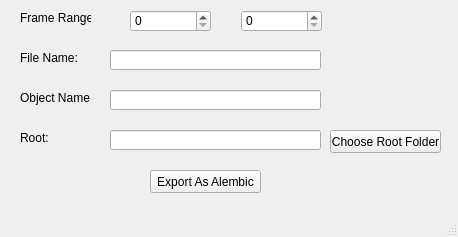
The window that pipeline/tools/ui/qt/export.ui (Zaatar/QtTutorial) describes before a commit, drawn with Qt 5.
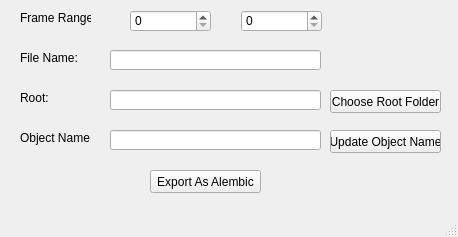
The same window after the commit.

Commit message: Adding the update object name button and functionality to the tool, refactoring path creation into its' own function

Patch:
```diff
--- a/pipeline/tools/ui/qt/export.ui
+++ b/pipeline/tools/ui/qt/export.ui
@@ -93,7 +93,7 @@
     <property name="geometry">
      <rect>
       <x>20</x>
-      <y>130</y>
+      <y>90</y>
       <width>71</width>
       <height>16</height>
      </rect>
@@ -106,7 +106,7 @@
     <property name="geometry">
      <rect>
       <x>110</x>
-      <y>130</y>
+      <y>90</y>
       <width>211</width>
       <height>20</height>
      </rect>
@@ -116,7 +116,7 @@
     <property name="geometry">
      <rect>
       <x>330</x>
-      <y>130</y>
+      <y>90</y>
       <width>111</width>
       <height>23</height>
      </rect>
@@ -129,7 +129,7 @@
     <property name="geometry">
      <rect>
       <x>20</x>
-      <y>90</y>
+      <y>130</y>
       <width>71</width>
       <height>16</height>
      </rect>
@@ -142,12 +142,28 @@
     <property name="geometry">
      <rect>
       <x>110</x>
-      <y>90</y>
+      <y>130</y>
       <width>211</width>
       <height>20</height>
      </rect>
     </property>
    </widget>
+   <widget class="QPushButton" name="update_obj_name_btn">
+    <property name="geometry">
+     <rect>
+      <x>330</x>
+      <y>130</y>
+      <width>111</width>
+      <height>23</height>
+     </rect>
+    </property>
+    <property name="toolTip">
+     <string>&lt;html&gt;&lt;head/&gt;&lt;body&gt;&lt;p&gt;Updates the object name field, which will be used as the root of the export, with the latest selected object, if multiple objects are selected in the scene only the latest selected object is put.&lt;/p&gt;&lt;/body&gt;&lt;/html&gt;</string>
+    </property>
+    <property name="text">
+     <string>Update Object Name</string>
+    </property>
+   </widget>
   </widget>
   <widget class="QMenuBar" name="menubar">
    <property name="geometry">
```
Left out of the diff: 3 changed lines with no effect on the pictures. The commit also changes 4 other files.
